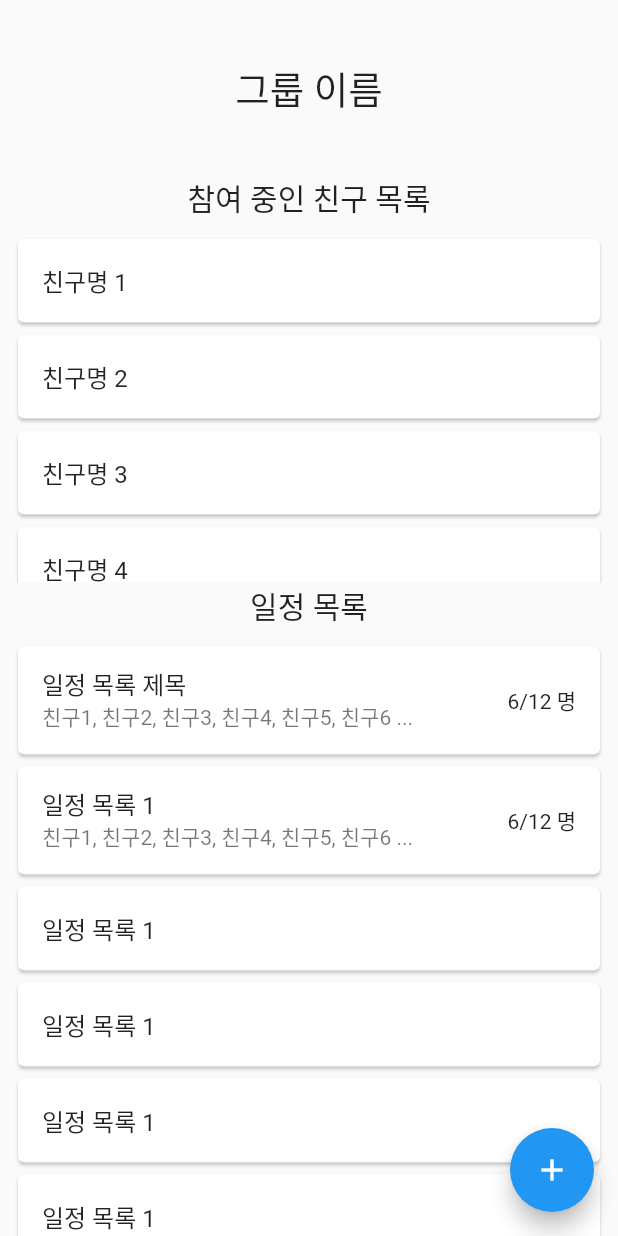
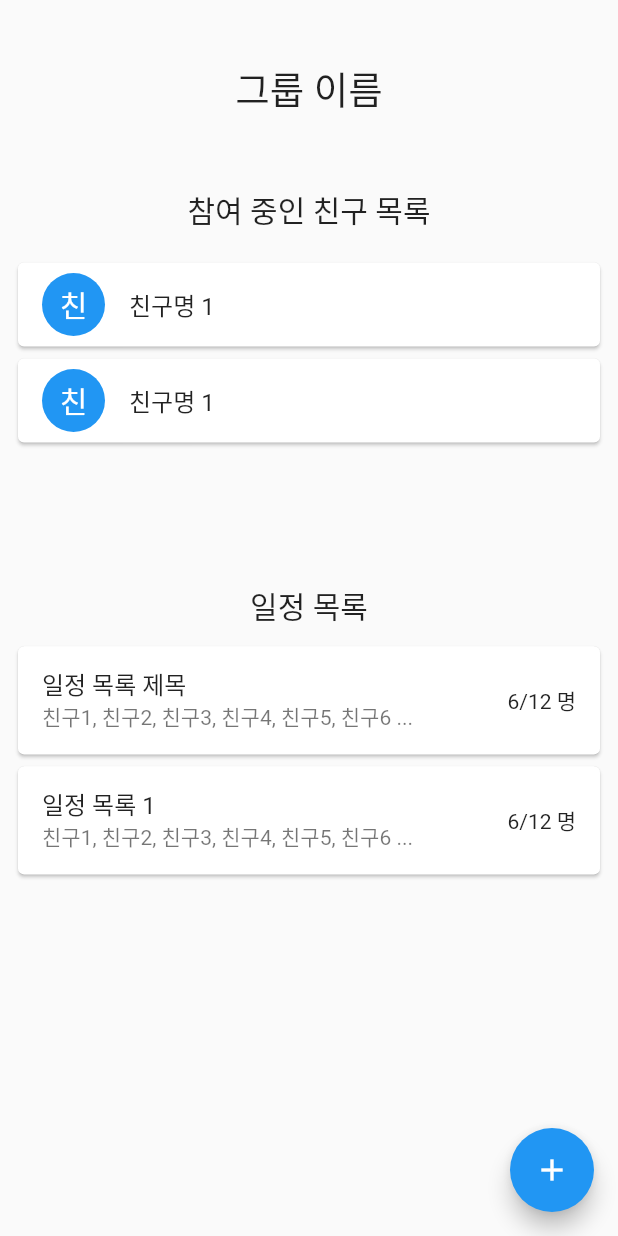
Before and after one commit to codemakim/when_are_we_gonna_meet, a Flutter app: the GroupDetailPage screen opened directly, on a phone screen of 412 x 824 dp. Run offline on Flutter 3.47's test engine with Material 2 defaults, Android fonts, the phone set to English and light mode, and no system bars; our stand-ins replace font_awesome_flutter.

Commit message:
그룹 상세 화면 디자인 수정

```diff
--- a/lib/ui/screens/GroupDetailPage.dart
+++ b/lib/ui/screens/GroupDetailPage.dart
@@ -1,4 +1,5 @@
 import 'package:flutter/material.dart';
+import 'package:when_are_we_gonna_meet/common/ThemeInfo.dart';
 
 /// # GroupDetailPage.dart
 /// 그룹의 상세 정보를 표시하기 위한 화면입니다.
@@ -27,37 +28,61 @@ class GroupDetailPage extends StatelessWidget {
             child: Column(
               mainAxisSize: MainAxisSize.max,
               children: <Widget>[
-                Text(
-                  '참여 중인 친구 목록',
-                  style: TextStyle(fontSize: 20),
+                Padding(
+                  padding: const EdgeInsets.all(8.0),
+                  child: Text(
+                    '참여 중인 친구 목록',
+                    style: TextStyle(fontSize: 20),
+                  ),
                 ),
                 Expanded(
                   child: ListView(
                     padding: EdgeInsets.all(8.0),
                     children: <Widget>[
+
+                      /// 친구 목록 아이템
                       Card(
                         child: ListTile(
                           title: Text('친구명 1'),
+                          leading: Container(
+                            width: 42.0,
+                            height: 42.0,
+                            alignment: Alignment.center,
+                            decoration: BoxDecoration(
+                              shape: BoxShape.circle,
+                              color: ThemeInfo().getThemeColor(),
+                            ),
+                            child: Text(
+                              '친',
+                              style: TextStyle(
+                                color: ThemeInfo().getThemeTextColor(),
+                                fontSize: 20.0,
+                              ),
+                            ),
+                          ),
                         ),
                       ),
+
+                      /// 친구 목록 아이템
                       Card(
                         child: ListTile(
-                          title: Text('친구명 2'),
-                        ),
-                      ),
-                      Card(
-                        child: ListTile(
-                          title: Text('친구명 3'),
-                        ),
-                      ),
-                      Card(
-                        child: ListTile(
-                          title: Text('친구명 4'),
-                        ),
-                      ),
-                      Card(
-                        child: ListTile(
-                          title: Text('친구명 5'),
+                          title: Text('친구명 1'),
+                          leading: Container(
+                            width: 42.0,
+                            height: 42.0,
+                            alignment: Alignment.center,
+                            decoration: BoxDecoration(
+                              shape: BoxShape.circle,
+                              color: ThemeInfo().getThemeColor(),
+                            ),
+                            child: Text(
+                              '친',
+                              style: TextStyle(
+                                color: ThemeInfo().getThemeTextColor(),
+                                fontSize: 20.0,
+                              ),
+                            ),
+                          ),
                         ),
                       ),
                     ],
@@ -110,54 +135,6 @@ class GroupDetailPage extends StatelessWidget {
                             },
                           ),
                         ),
-                        Card(
-                          child: ListTile(
-                            title: Text('일정 목록 1'),
-                            onTap: () {
-                              print('일정 아이템 탭');
-                            },
-                          ),
-                        ),
-                        Card(
-                          child: ListTile(
-                            title: Text('일정 목록 1'),
-                            onTap: () {
-                              print('일정 아이템 탭');
-                            },
-                          ),
-                        ),
-                        Card(
-                          child: ListTile(
-                            title: Text('일정 목록 1'),
-                            onTap: () {
-                              print('일정 아이템 탭');
-                            },
-                          ),
-                        ),
-                        Card(
-                          child: ListTile(
-                            title: Text('일정 목록 1'),
-                            onTap: () {
-                              print('일정 아이템 탭');
-                            },
-                          ),
-                        ),
-                        Card(
-                          child: ListTile(
-                            title: Text('일정 목록 1'),
-                            onTap: () {
-                              print('일정 아이템 탭');
-                            },
-                          ),
-                        ),
-                        Card(
-                          child: ListTile(
-                            title: Text('일정 목록 1'),
-                            onTap: () {
-                              print('일정 아이템 탭');
-                            },
-                          ),
-                        ),
                       ],
                     ),
                   ),
```
